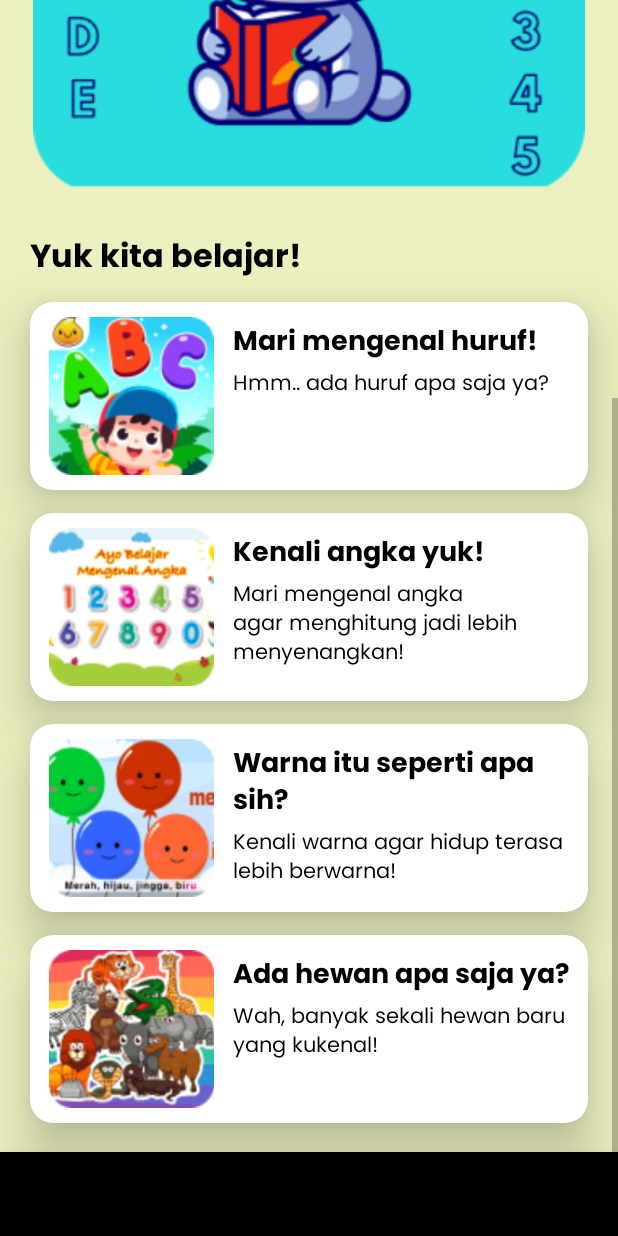
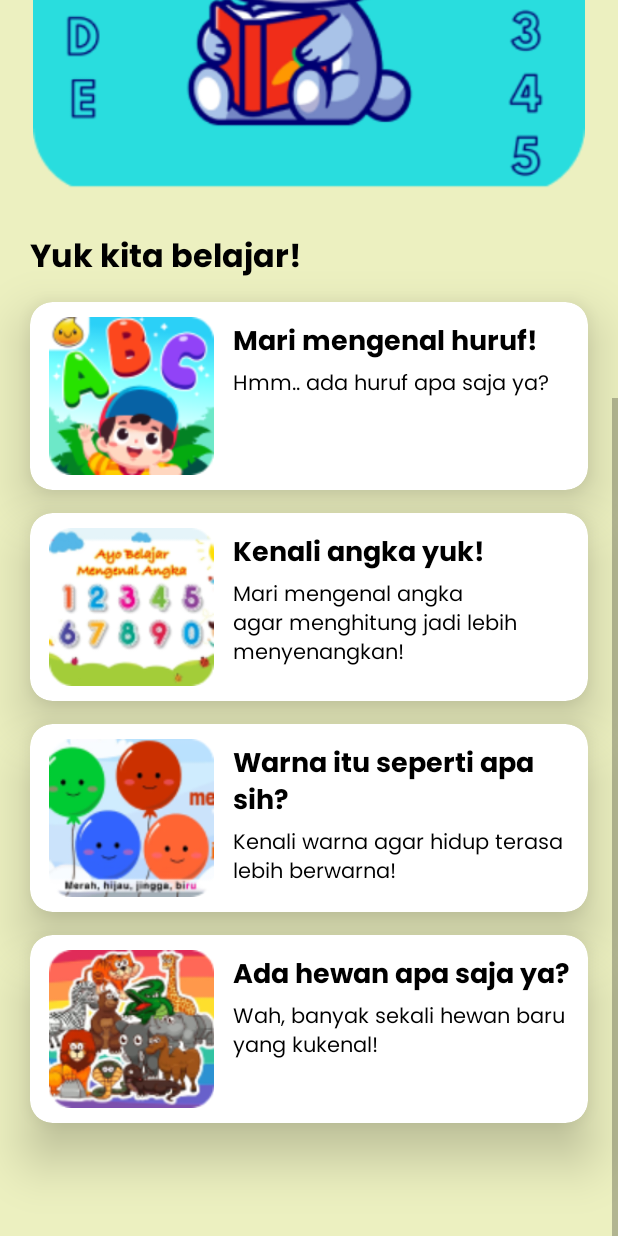
Before and after one commit to Devanoz/ABCeria-project-PAB-, an Android app: the HalamanHome screen opened directly, with no data from a screen before it, scrolled down 391 dp, on a phone screen of 412 x 824 dp. Run offline under Robolectric (Android 15) with nearby library versions, the phone set to English and light mode, and no system bars; our stand-ins replace Firebase (no records; nobody signed in at launch, a user with empty details on screens opened directly); libraries missing offline, so code that uses them is left out: io.grpc.

```diff
--- a/app/src/main/res/layout/activity_halaman_home.xml
+++ b/app/src/main/res/layout/activity_halaman_home.xml
@@ -21,15 +21,6 @@
             app:layout_constraintTop_toTopOf="parent">
         </FrameLayout>
 
-        <com.google.android.material.bottomnavigation.BottomNavigationView
-            android:id="@+id/bottomNavigationView"
-            android:layout_width="0dp"
-            android:layout_height="wrap_content"
-            app:layout_constraintBottom_toBottomOf="parent"
-            app:layout_constraintEnd_toEndOf="parent"
-            app:layout_constraintStart_toStartOf="parent"
-            app:menu="@menu/bottom_nav">
-        </com.google.android.material.bottomnavigation.BottomNavigationView>
 
         <LinearLayout
             android:layout_width="match_parent"
```
